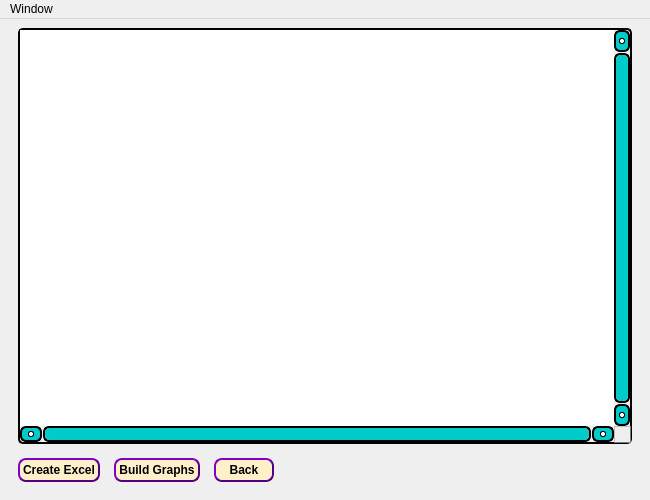
Old version of the form Gui/VROszicarGUI.ui in the repository asolovykh/ProChem.
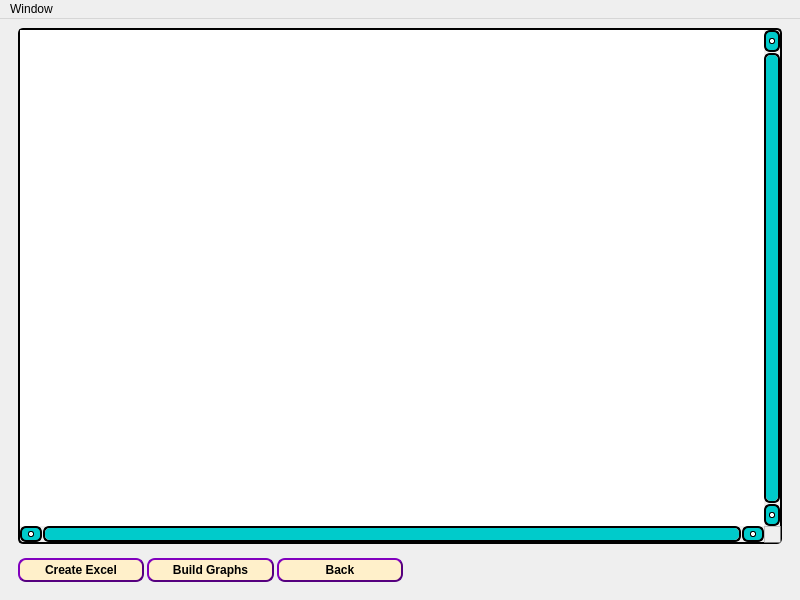
New version of the form. Icons and pictures are not drawn.

Commit message: QT_Version 0.0.6.8 work in Progress: bugs with closing of OSZICAR and Processing windows were fixed. Step description is added in VisualWindow interface for convenient work.

```diff
--- a/Gui/VROszicarGUI.ui
+++ b/Gui/VROszicarGUI.ui
@@ -6,8 +6,8 @@
    <rect>
     <x>0</x>
     <y>0</y>
-    <width>650</width>
-    <height>500</height>
+    <width>800</width>
+    <height>600</height>
    </rect>
   </property>
   <property name="minimumSize">
@@ -197,7 +197,10 @@
      </widget>
     </item>
     <item>
-     <layout class="QHBoxLayout" name="BottomLayout" stretch="1,1,1,6">
+     <layout class="QHBoxLayout" name="BottomLayout" stretch="2,2,2,6">
+      <property name="spacing">
+       <number>3</number>
+      </property>
       <item>
        <widget class="QPushButton" name="OszicarCreateExcelButton">
         <property name="text">
@@ -241,7 +244,7 @@
     <rect>
      <x>0</x>
      <y>0</y>
-     <width>650</width>
+     <width>800</width>
      <height>22</height>
     </rect>
    </property>
```
The commit also changes 7 other files.
